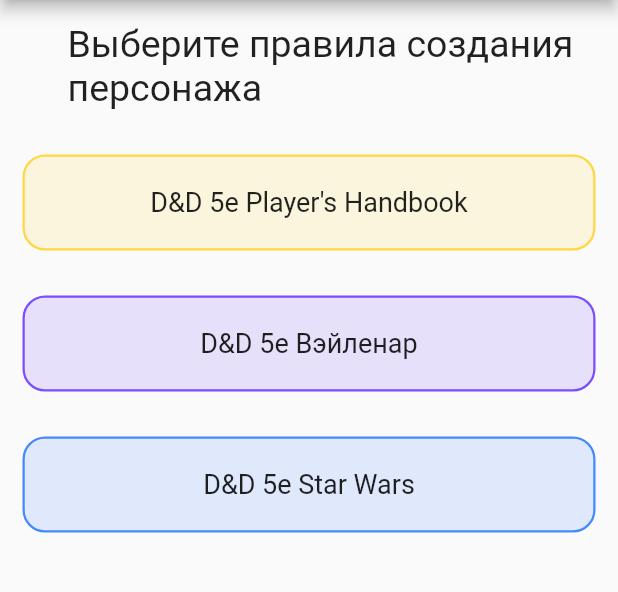
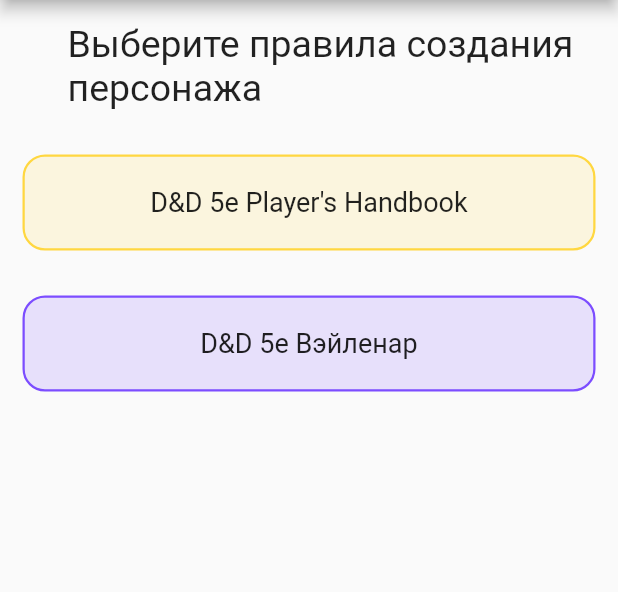
Before and after one commit to FuryOfFools/DnD_VeilenarAssistant, a Flutter app: the CharacterPage screen opened by its route, on a phone screen of 412 x 824 dp, the part 84-676 px from its top. Run offline on Flutter 3.47's test engine with Material 2 defaults, Android fonts, the phone set to English and light mode, and no system bars; our stand-ins replace flutter_svg.

Commit message:
ruleset models and dice roller reroll fix

```diff
--- a/dnd_veilenar_assistant/lib/app/model/home_page_dice_roller.dart
+++ b/dnd_veilenar_assistant/lib/app/model/d20_dice_roller.dart
@@ -2,8 +2,8 @@ import 'dart:math';
 
 import 'package:flutter/material.dart';
 
-class DiceRoller with ChangeNotifier {
-  DiceRoller() {
+class D20DiceRoller with ChangeNotifier {
+  D20DiceRoller() {
     _number = 20;
     _isDone = true;
   }
--- a/dnd_veilenar_assistant/lib/app/model/ruleset.dart
+++ b/dnd_veilenar_assistant/lib/app/model/ruleset.dart
@@ -1,27 +1,26 @@
 import 'package:flutter/material.dart';
 
-enum RuleSetType { DnD_PhB, DnD_Veilenar, DnD_SW }
+enum RuleSetType {
+  none,
+  DnD_PhB,
+  DnD_Veilenar,
+// DnD_SW
+}
 
 const Map<RuleSetType, String> ruleSetTitle = {
   RuleSetType.DnD_PhB: "D&D 5e Player's Handbook",
   RuleSetType.DnD_Veilenar: 'D&D 5e Вэйленар',
-  RuleSetType.DnD_SW: 'D&D 5e Star Wars'
+  // RuleSetType.DnD_SW: 'D&D 5e Star Wars'
 };
 
 const Map<RuleSetType, Color> ruleSetColor = {
   RuleSetType.DnD_PhB: Colors.amberAccent,
   RuleSetType.DnD_Veilenar: Colors.deepPurpleAccent,
-  RuleSetType.DnD_SW: Colors.blueAccent
+  // RuleSetType.DnD_SW: Colors.blueAccent
 };
 
-const Map<RuleSetType, String> ruleSetRoute = {
-  RuleSetType.DnD_PhB: '/phb_character',
-  RuleSetType.DnD_Veilenar: '/veilenar_character',
-  RuleSetType.DnD_SW: '/sw_character'
-};
-
-class RuleSet with ChangeNotifier {
-  RuleSetType _ruleSet = RuleSetType.DnD_PhB;
+class RuleSetSelector with ChangeNotifier {
+  RuleSetType _ruleSet = RuleSetType.none;
   RuleSetType get ruleSet => _ruleSet;
   set ruleSet(RuleSetType value) {
     _ruleSet = value;
--- /dev/null
+++ b/dnd_veilenar_assistant/lib/app/model/rulesets/phb_ruleset.dart
@@ -0,0 +1,43 @@
+import 'package:dnd_veilenar_assistant/app/model/rulesets/rulesets.dart';
+import 'package:flutter/material.dart';
+
+///Правила создания персонажа для D&D 5e Player's Handbook
+class PhBRuleset
+    with ChangeNotifier
+    implements
+        PhBInfo,
+        PhBRace,
+        PhBCharacterClass,
+        PhBPerson,
+        PhBAtributes,
+        PhBStatus,
+        PhBSkills,
+        PhBFeats,
+        PhBEquipment {}
+
+///Базовая информация о персонаже. Имя, раса, классы и их уровни, происхождение, мировоззрение и опыт.
+class PhBInfo implements Info {}
+
+///Описывает все расовые особенности персонажа. Содержит список всех доступных рас.
+class PhBRace implements Race {}
+
+///Описывает все классовые особенности персонажа. Содержит список всех классов.
+class PhBCharacterClass implements CharacterClass {}
+
+///Личные качества: свойства личности, идеалы, узы и изъяны.
+class PhBPerson implements Person {}
+
+///Различные показатели персонажа: характеристики и их навыки, максимальный показатель здоровья, текущий показатель здоровья и временное здоровье, кости хитов, инициатива, скорость, стандартный показатель класса брони (без брони)
+class PhBAtributes implements Atributes {}
+
+///Эффекты и статусы персонажа.
+class PhBStatus implements Status {}
+
+///Умения, языки и владения.
+class PhBSkills implements Skills {}
+
+///Черты персонажа и их описание.
+class PhBFeats implements Feats {}
+
+///Инвентарь персонажа. Золото, контейнеры и их содержимое, надетое снаряжение и их описание.
+class PhBEquipment implements Equipment {}
--- /dev/null
+++ b/dnd_veilenar_assistant/lib/app/model/rulesets/veilenar_ruleset.dart
@@ -0,0 +1,43 @@
+import 'package:dnd_veilenar_assistant/app/model/rulesets/rulesets.dart';
+import 'package:flutter/material.dart';
+
+///Правила создания персонажа для D&D Veilenar
+class VeilenarRuleset
+    with ChangeNotifier
+    implements
+        VeilenarInfo,
+        VeilenarRace,
+        VeilenarCharacterClass,
+        VeilenarPerson,
+        VeilenarAtributes,
+        VeilenarStatus,
+        VeilenarSkills,
+        VeilenarFeats,
+        VeilenarEquipment {}
+
+///Базовая информация о персонаже. Имя, раса, классы и их уровни, происхождение, мировоззрение и опыт.
+class VeilenarInfo implements Info {}
+
+///Описывает все расовые особенности персонажа. Содержит список всех доступных рас.
+class VeilenarRace implements Race {}
+
+///Описывает все классовые особенности персонажа. Содержит список всех классов.
+class VeilenarCharacterClass implements CharacterClass {}
+
+///Личные качества: свойства личности, идеалы, узы и изъяны.
+class VeilenarPerson implements Person {}
+
+///Различные показатели персонажа: характеристики и их навыки, максимальный показатель здоровья, текущий показатель здоровья и временное здоровье, кости хитов, инициатива, скорость, стандартный показатель класса брони (без брони)
+class VeilenarAtributes implements Atributes {}
+
+///Эффекты и статусы персонажа.
+class VeilenarStatus implements Status {}
+
+///Умения, языки и владения.
+class VeilenarSkills implements Skills {}
+
+///Черты персонажа и их описание.
+class VeilenarFeats implements Feats {}
+
+///Инвентарь персонажа. Золото, контейнеры и их содержимое, надетое снаряжение и их описание.
+class VeilenarEquipment implements Equipment {}
--- a/dnd_veilenar_assistant/lib/pages/character_page/character_page.dart
+++ b/dnd_veilenar_assistant/lib/pages/character_page/character_page.dart
@@ -1,50 +1,74 @@
 import 'package:dnd_veilenar_assistant/app/model/ruleset.dart';
 import 'package:dnd_veilenar_assistant/pages/character_page/widgets/ruleset_widget.dart';
 import 'package:flutter/material.dart';
+import 'package:provider/provider.dart';
 
 class CharacterPage extends StatelessWidget {
   const CharacterPage({Key? key}) : super(key: key);
 
   @override
   Widget build(BuildContext context) {
+    final RuleSetSelector _ruleSet = Provider.of<RuleSetSelector>(context);
     return Scaffold(
       appBar: AppBar(
         title: Text('Новый персонаж'),
       ),
       body: Padding(
         padding: const EdgeInsets.all(15.0),
-        child: ListView.builder(
+        //TODO реализовать кеширование персонажа на главной странице при выборе одного из вариантов правила
+        child: _ruleSet.ruleSet == RuleSetType.none
+            ? SelecterRulesetWidget()
+            : CreateCharacterWidget(),
+      ),
+    );
+  }
+}
+
+class CreateCharacterWidget extends StatelessWidget {
+  const CreateCharacterWidget({Key? key}) : super(key: key);
+
+  @override
+  Widget build(BuildContext context) {
+    return Container(
+      child: Text('Создания персонажа'),
+    );
+  }
+}
+
+//TODO реализовать способ выбора создания персонажа с нуля или создания готового персонажа
+class GenerateNewCharacterWidget extends StatelessWidget {
+  const GenerateNewCharacterWidget({Key? key}) : super(key: key);
+
+  @override
+  Widget build(BuildContext context) {
+    return Container(
+      child: Text('Генерация персонажа'),
+    );
+  }
+}
+
+class SelecterRulesetWidget extends StatelessWidget {
+  const SelecterRulesetWidget({Key? key}) : super(key: key);
+
+  @override
+  Widget build(BuildContext context) {
+    return ListView.builder(
       itemCount: RuleSetType.values.length,
       itemBuilder: (_, index) {
         return index == 0
-                ? Column(
-                    children: [
-                      Padding(
+            ? Padding(
                 padding: const EdgeInsets.only(left: 30, bottom: 30),
                 child: Text(
                   'Выберите правила создания персонажа',
                   style: TextStyle(fontSize: 25),
                 ),
-                      ),
-                      RulesetWidget(
-                        title: ruleSetTitle[RuleSetType.values[index]] ?? '',
-                        color: ruleSetColor[RuleSetType.values[index]] ??
-                            Colors.white,
-                        ruleSetType: RuleSetType.values[index],
-                        route: ruleSetRoute[RuleSetType.values[index]] ?? '',
-                      ),
-                    ],
               )
             : RulesetWidget(
                 title: ruleSetTitle[RuleSetType.values[index]] ?? '',
-                    color:
-                        ruleSetColor[RuleSetType.values[index]] ?? Colors.white,
+                color: ruleSetColor[RuleSetType.values[index]] ?? Colors.white,
                 ruleSetType: RuleSetType.values[index],
-                    route: ruleSetRoute[RuleSetType.values[index]] ?? '',
               );
       },
-        ),
-      ),
     );
   }
 }
--- a/dnd_veilenar_assistant/lib/pages/character_page/widgets/ruleset_widget.dart
+++ b/dnd_veilenar_assistant/lib/pages/character_page/widgets/ruleset_widget.dart
@@ -6,24 +6,21 @@ class RulesetWidget extends StatelessWidget {
   final String title;
   final Color color;
   final RuleSetType ruleSetType;
-  final String route;
   const RulesetWidget({
     Key? key,
     required this.title,
     required this.color,
     required this.ruleSetType,
-    required this.route,
   }) : super(key: key);
 
   @override
   Widget build(BuildContext context) {
-    final ruleSet = Provider.of<RuleSet>(context);
+    final ruleSet = Provider.of<RuleSetSelector>(context);
     return Padding(
       padding: const EdgeInsets.only(bottom: 30),
       child: InkWell(
         onTap: () {
           ruleSet.ruleSet = ruleSetType;
-          Navigator.pushNamed(context, route);
         },
         child: Container(
           padding: const EdgeInsets.only(top: 20, bottom: 20),
--- a/dnd_veilenar_assistant/lib/pages/home_page/home_page.dart
+++ b/dnd_veilenar_assistant/lib/pages/home_page/home_page.dart
@@ -1,4 +1,4 @@
-import 'package:dnd_veilenar_assistant/app/model/home_page_dice_roller.dart';
+import 'package:dnd_veilenar_assistant/app/model/d20_dice_roller.dart';
 import 'package:dnd_veilenar_assistant/pages/home_page/widgets/dice_roller.dart';
 import 'package:dnd_veilenar_assistant/pages/home_page/widgets/drawer.dart';
 import 'package:flutter/material.dart';
@@ -21,8 +21,8 @@ class HomePage extends StatelessWidget {
         padding: const EdgeInsets.all(15.0),
         child: ListView(
           children: [
-            ChangeNotifierProvider<DiceRoller>(
-              create: (context) => DiceRoller(),
+            ChangeNotifierProvider<D20DiceRoller>(
+              create: (context) => D20DiceRoller(),
               child: DiceRollerWidget(),
             ),
           ],
--- a/dnd_veilenar_assistant/lib/pages/home_page/widgets/dice_roller.dart
+++ b/dnd_veilenar_assistant/lib/pages/home_page/widgets/dice_roller.dart
@@ -1,4 +1,4 @@
-import 'package:dnd_veilenar_assistant/app/model/home_page_dice_roller.dart';
+import 'package:dnd_veilenar_assistant/app/model/d20_dice_roller.dart';
 import 'package:flutter/material.dart';
 import 'package:flutter_svg/svg.dart';
 import 'package:provider/provider.dart';
@@ -10,7 +10,7 @@ class DiceRollerWidget extends StatelessWidget {
   Widget build(BuildContext context) {
     const Color _rollInProgressColor = Colors.pinkAccent;
     const Color _rollDoneColor = Colors.greenAccent;
-    final diceRoller = Provider.of<DiceRoller>(context);
+    final diceRoller = Provider.of<D20DiceRoller>(context);
     return Container(
       padding: const EdgeInsets.all(8),
       decoration: BoxDecoration(
@@ -43,7 +43,7 @@ class DiceRollerWidget extends StatelessWidget {
             ),
           ),
           InkWell(
-            onTap: () => diceRoller.rollD20(),
+            onTap: () => diceRoller.isDone ? diceRoller.rollD20() : null,
             child: Container(
               width: 200,
               height: 200,
--- a/dnd_veilenar_assistant/lib/pages/home_page/widgets/drawer.dart
+++ b/dnd_veilenar_assistant/lib/pages/home_page/widgets/drawer.dart
@@ -15,8 +15,8 @@ class DrawerWidget extends StatelessWidget {
             child: Padding(
               padding: const EdgeInsets.only(left: 30),
               child: Text(
-                'Вэйленар D&D',
-                style: TextStyle(color: Colors.white, fontSize: 25),
+                'Меню Ассистента',
+                style: TextStyle(color: Colors.white, fontSize: 22),
               ),
             ),
           ),
```
Also changed, not shown: dnd_veilenar_assistant/lib/app/model/rulesets/rulesets.dart (added, +26 -0 lines), dnd_veilenar_assistant/lib/main.dart (+15 -6 lines). Lines whose indentation alone changed are shown as unchanged.
